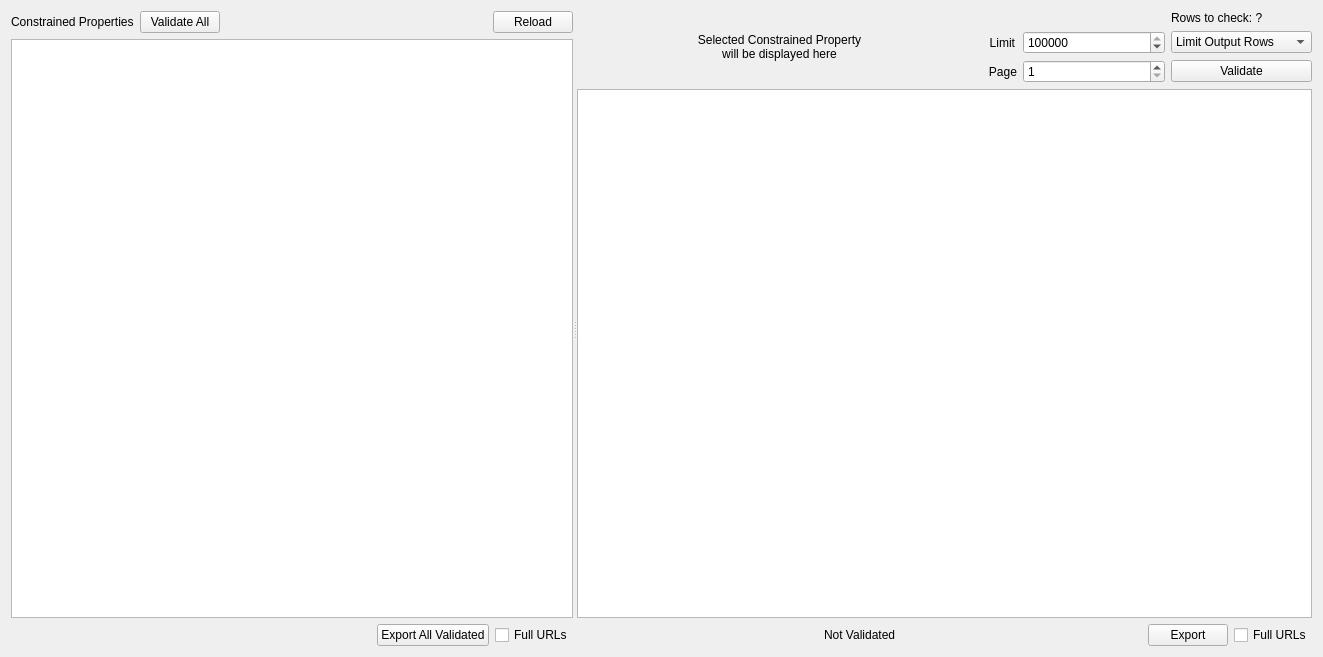
Above: ui/constrainttab.ui from Kunstenpunt/datakwaliteit-tool before the change. Below: the same form after it.
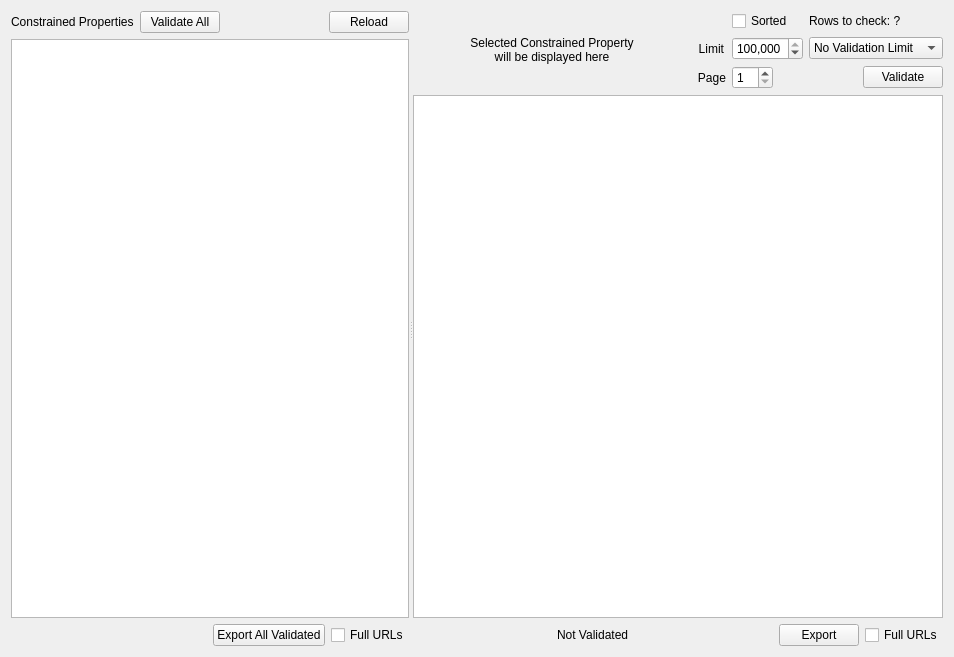
That is the form after the change.

Commit message:
Allow limiting input/output rows for validations.
This helps with validations that time out without limits.

Also optimized queries as a side quest.

```diff
--- a/ui/constrainttab.ui
+++ b/ui/constrainttab.ui
@@ -6,7 +6,7 @@
    <rect>
     <x>0</x>
     <y>0</y>
-    <width>1323</width>
+    <width>954</width>
     <height>657</height>
    </rect>
   </property>
@@ -197,8 +197,17 @@
            </item>
            <item row="2" column="1">
             <widget class="QSpinBox" name="limitSpinBox">
+             <property name="sizePolicy">
+              <sizepolicy hsizetype="Maximum" vsizetype="Fixed">
+               <horstretch>0</horstretch>
+               <verstretch>0</verstretch>
+              </sizepolicy>
+             </property>
+             <property name="showGroupSeparator" stdset="0">
+              <bool>true</bool>
+             </property>
              <property name="maximum">
-              <number>100000</number>
+              <number>10000000</number>
              </property>
              <property name="singleStep">
               <number>10000</number>
@@ -208,15 +217,32 @@
              </property>
             </widget>
            </item>
-           <item row="3" column="2">
+           <item row="3" column="2" alignment="Qt::AlignmentFlag::AlignRight">
             <widget class="QPushButton" name="validateButton">
+             <property name="sizePolicy">
+              <sizepolicy hsizetype="Maximum" vsizetype="Fixed">
+               <horstretch>0</horstretch>
+               <verstretch>0</verstretch>
+              </sizepolicy>
+             </property>
              <property name="text">
               <string>Validate</string>
              </property>
             </widget>
            </item>
            <item row="2" column="2">
-            <widget class="QComboBox" name="comboBox">
+            <widget class="QComboBox" name="limitComboBox">
+             <property name="sizePolicy">
+              <sizepolicy hsizetype="Maximum" vsizetype="Fixed">
+               <horstretch>0</horstretch>
+               <verstretch>0</verstretch>
+              </sizepolicy>
+             </property>
+             <item>
+              <property name="text">
+               <string>No Validation Limit</string>
+              </property>
+             </item>
              <item>
               <property name="text">
                <string>Limit Output Rows</string>
@@ -231,6 +257,12 @@
            </item>
            <item row="3" column="1">
             <widget class="QSpinBox" name="pageSpinBox">
+             <property name="sizePolicy">
+              <sizepolicy hsizetype="Maximum" vsizetype="Fixed">
+               <horstretch>0</horstretch>
+               <verstretch>0</verstretch>
+              </sizepolicy>
+             </property>
              <property name="autoFillBackground">
               <bool>false</bool>
              </property>
@@ -247,6 +279,12 @@
            </item>
            <item row="1" column="2">
             <widget class="QLabel" name="inputRowsLabel">
+             <property name="sizePolicy">
+              <sizepolicy hsizetype="Maximum" vsizetype="Preferred">
+               <horstretch>0</horstretch>
+               <verstretch>0</verstretch>
+              </sizepolicy>
+             </property>
              <property name="text">
               <string>Rows to check: ?</string>
              </property>
@@ -255,6 +293,13 @@
              </property>
             </widget>
            </item>
+           <item row="1" column="1">
+            <widget class="QCheckBox" name="sortedCheckBox">
+             <property name="text">
+              <string>Sorted</string>
+             </property>
+            </widget>
+           </item>
           </layout>
          </item>
         </layout>
```
Left out of the diff: 2 changed lines with no effect on the pictures. The commit also changes 3 other files.
